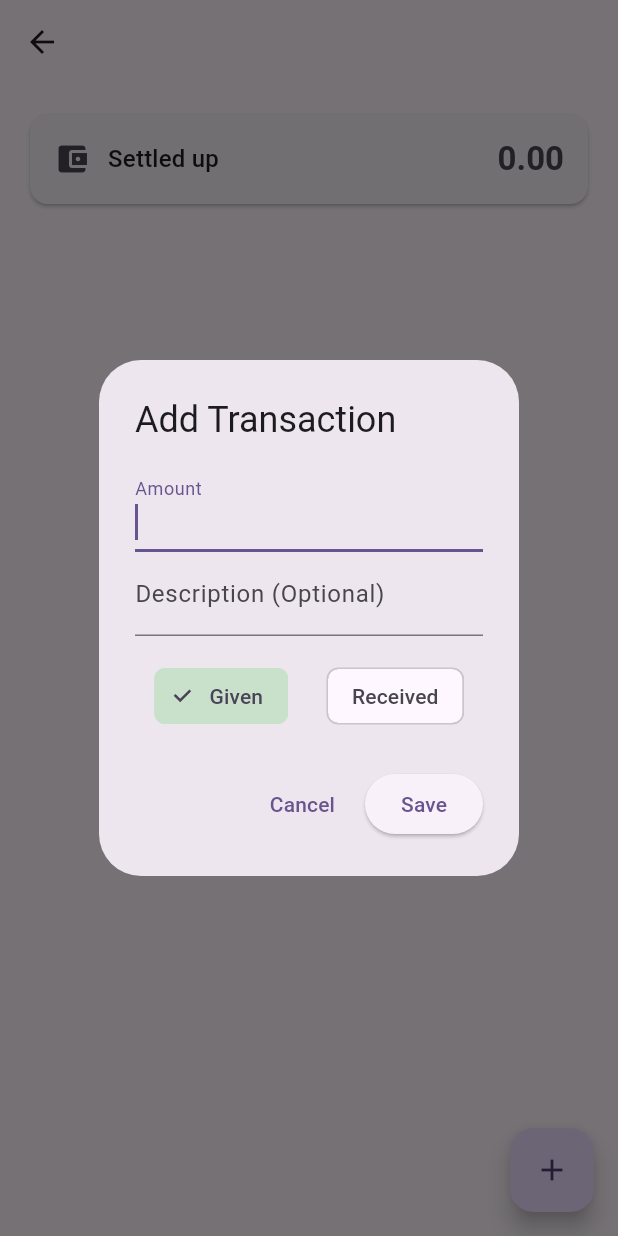
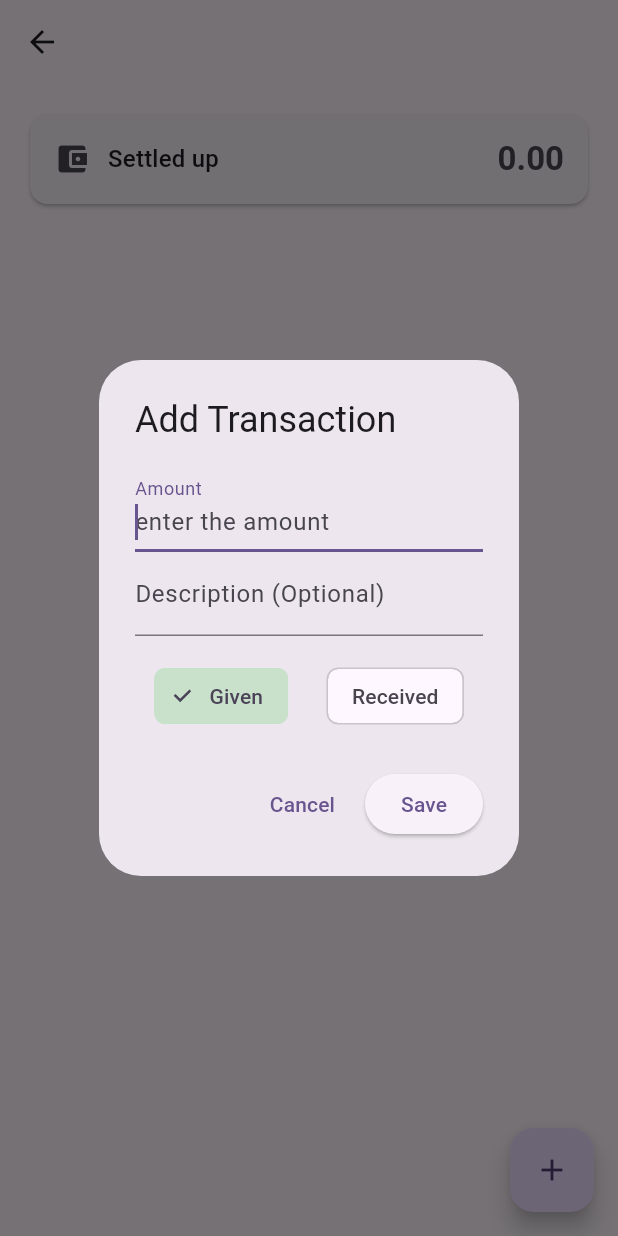
Before and after one commit to adarshmishra304/balance, a Flutter app: the FriendDetailScreen screen opened directly with empty values, after a tap on the "add" icon, on a phone screen of 412 x 824 dp. Run offline on Flutter 3.47's test engine with Material 3 defaults, Android fonts, the phone set to English and light mode, and no system bars; our stand-ins replace sqflite; accounts and stored records are empty.

Commit message:
added hint text

```diff
--- a/lib/screens/friend_detail_screen.dart
+++ b/lib/screens/friend_detail_screen.dart
@@ -97,7 +97,7 @@ class _FriendDetailScreenState extends State<FriendDetailScreen> {
                 final transactions = snapshot.data ?? [];
 
                 if (transactions.isEmpty) {
-                  return const Center(child: Text('No transactions yet.'));
+                  return const Center(child: Text('No transactions '));
                 }
 
                 return ListView.builder(
@@ -175,7 +175,11 @@ class _FriendDetailScreenState extends State<FriendDetailScreen> {
             children: [
               TextField(
                 controller: amountController,
-                decoration: const InputDecoration(labelText: 'Amount'),
+                decoration: const InputDecoration(
+                    labelText: 'Amount',
+                    hintText : 'enter the amount'
+                ),
+
                 keyboardType: TextInputType.number,
                 autofocus: true,
               ),
```
Also changed, not shown: 1 other file.
